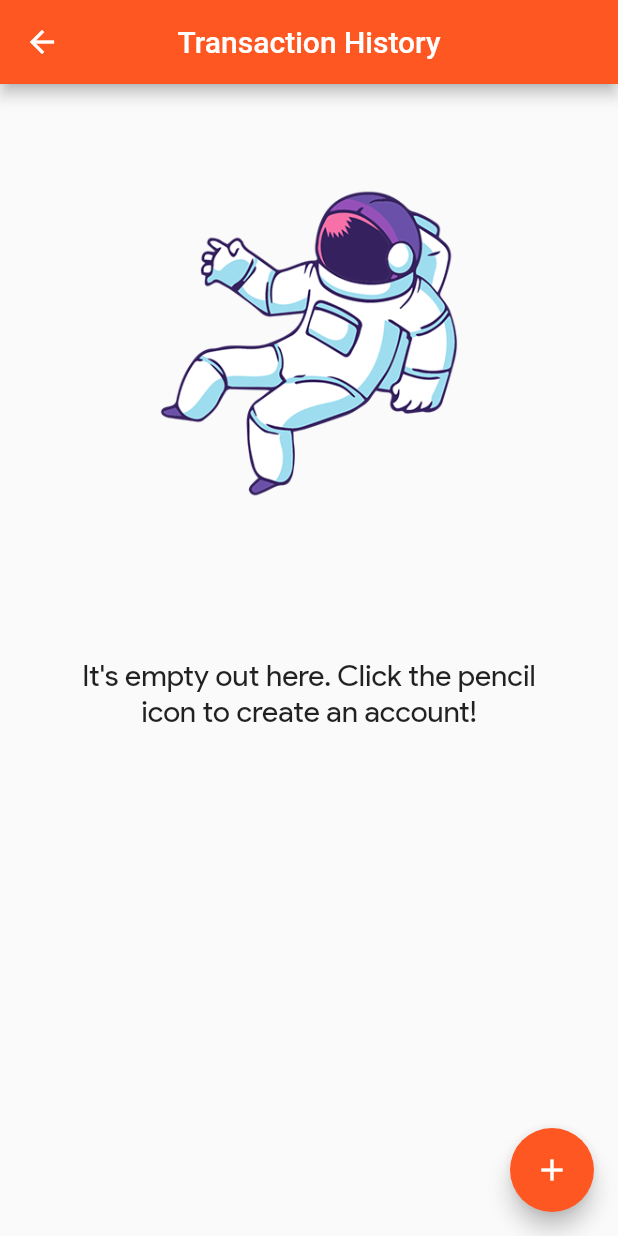
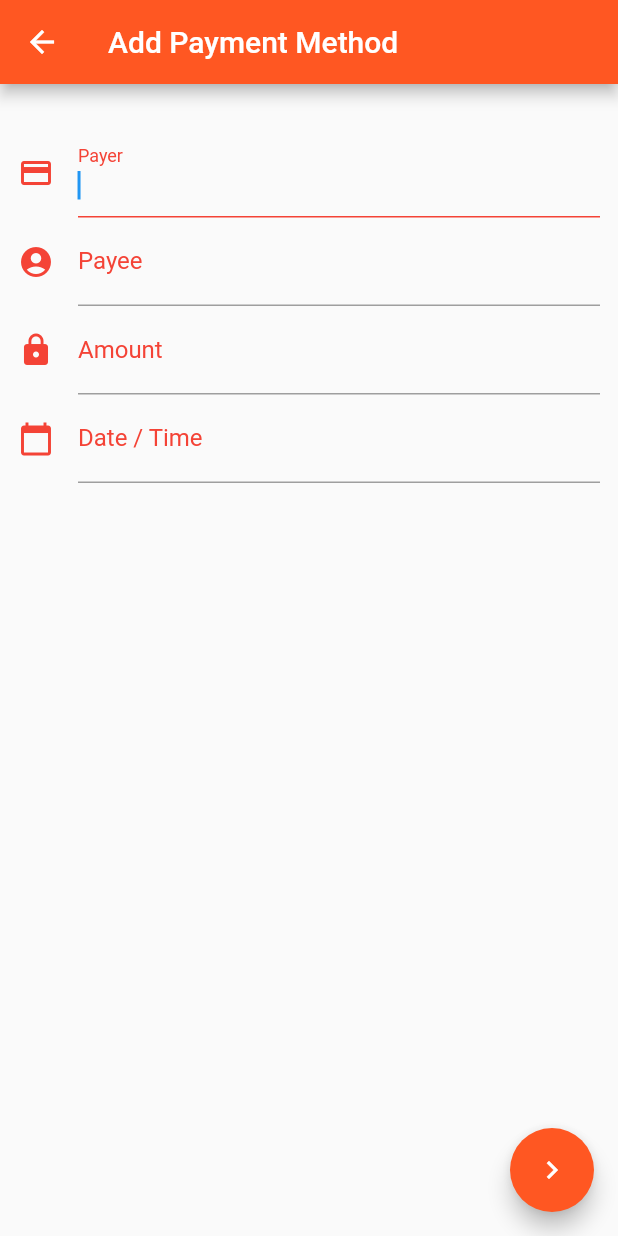
Before and after one commit to dewanshrawat15/Tabs, a Flutter app: the TransactionScreen screen opened directly, after a tap on the "add" icon, on a phone screen of 412 x 824 dp. Run offline on Flutter 3.47's test engine with Material 2 defaults, Android fonts, the phone set to English and light mode, and no system bars; our stand-ins replace share, sqflite; accounts and stored records are empty.

Commit message:
Transaction history screen added

```diff
--- a/lib/components/record.dart
+++ b/lib/components/record.dart
@@ -2,7 +2,7 @@ class Record{
   String payer;
   String payee;
   int amount;
-  DateTime time;
+  String time;
 
   Record({this.payer, this.payee, this.amount, this.time});
 
--- /dev/null
+++ b/lib/screens/addTransact.dart
@@ -0,0 +1,251 @@
+import 'package:flutter/material.dart';
+import 'dart:async';
+import 'package:path/path.dart';
+import 'package:sqflite/sqflite.dart';
+import '../components/record.dart';
+
+bool passForm = false;
+
+class AddTransactionRecord extends StatefulWidget{
+  @override
+  AddTransactionRecordState createState() => AddTransactionRecordState();
+}
+
+class AddTransactionRecordState extends State<AddTransactionRecord>{
+
+  FocusNode payerFocusNode;
+  FocusNode amountFocusNode;
+  FocusNode payeeFocusNode;
+  FocusNode timeDateFocusNode;
+
+  Record record;
+
+  var database;
+
+  connectDatabase() async{
+    Future<Database> database = openDatabase(
+      join(await getDatabasesPath(), 'records.db'),
+      onCreate: (db, version){
+        return db.execute(
+          "CREATE TABLE recordHistory(payer TEXT, payee TEXT, amount INT, time TEXT)",
+        );
+      },
+      version: 1
+    );
+    return database;
+  }
+
+  Future<void> insertRecord(Record record) async{
+    final Database db = await connectDatabase();
+    await db.insert(
+      'recordHistory',
+      record.toMap(),
+      conflictAlgorithm: ConflictAlgorithm.replace
+    );
+  }
+
+  Future<void> deleteProfile() async{
+    final Database db = await connectDatabase();
+    await db.delete('paymentsProfile');
+  }
+
+  void _showAlert(BuildContext context) {
+    showDialog(
+        context: context,
+        builder: (context) => AlertDialog(
+          title: Text("Error"),
+          content: Text("Please check the details once again."),
+          actions: <Widget>[
+            FlatButton(
+              child: Text("Ok"),
+              onPressed: (){
+                Navigator.of(context).pop();
+              },
+            )
+          ],
+        )
+    );
+  }
+
+  @override
+  void initState() {
+    super.initState();
+
+    record = Record();
+
+    payerFocusNode = FocusNode();
+    amountFocusNode = FocusNode();
+    payeeFocusNode= FocusNode();
+    timeDateFocusNode = FocusNode();
+  }
+
+  @override
+  void dispose() {
+    payerFocusNode.dispose();
+    amountFocusNode.dispose();
+    payeeFocusNode.dispose();
+    timeDateFocusNode.dispose();
+    super.dispose();
+  }
+
+  @override
+  Widget build(BuildContext context){
+    return Scaffold(
+      appBar: AppBar(
+        title: Text("Add Payment Method"),
+      ),
+      body: SingleChildScrollView(
+        child: Column(
+          children: <Widget>[
+            Padding(
+              padding: EdgeInsets.only(top: 30),
+            ),
+            Padding(
+              padding: EdgeInsets.only(left: 12, right: 12),
+              child: TextField(
+                autofocus: true,
+                autocorrect: false,
+                keyboardType: TextInputType.text,
+                textCapitalization: TextCapitalization.words,
+                textInputAction: TextInputAction.next,
+                decoration: InputDecoration(
+                  enabledBorder: new UnderlineInputBorder(
+                    borderSide: BorderSide(color: Colors.grey, width: 1.0),
+                  ),
+                  focusedBorder: new UnderlineInputBorder(
+                    borderSide: BorderSide(color: Colors.red, width: 1.0),
+                  ),
+                  icon: Icon(Icons.credit_card, color: Colors.red),
+                  labelText: 'Payer',
+                  labelStyle: TextStyle(color: Colors.red),
+                ),
+                onChanged: (payerData){
+                  if(payerData.length == 0 || payerData == null){
+                    passForm = false;
+                  }
+                  else{
+                    passForm = true;
+                    record.payer = payerData;
+                  }
+                },
+                onEditingComplete: (){
+                  payerFocusNode.unfocus();
+                  FocusScope.of(context).requestFocus(payeeFocusNode);
+                },
+              ),
+            ),
+            Padding(
+              padding: EdgeInsets.only(left: 12, right: 12),
+              child: TextField(
+                focusNode: payeeFocusNode,
+                autocorrect: false,
+                keyboardType: TextInputType.text,
+                textCapitalization: TextCapitalization.words,
+                textInputAction: TextInputAction.next,
+                decoration: InputDecoration(
+                  enabledBorder: new UnderlineInputBorder(
+                    borderSide: BorderSide(color: Colors.grey, width: 1.0),
+                  ),
+                  focusedBorder: new UnderlineInputBorder(
+                    borderSide: BorderSide(color: Colors.red, width: 1.0),
+                  ),
+                  icon: Icon(Icons.account_circle, color: Colors.red),
+                  labelText: 'Payee',
+                  labelStyle: TextStyle(color: Colors.red),
+                ),
+                onChanged: (payeeData){
+                  if(payeeData == null || payeeData.length == 0){
+                    passForm = false;
+                  }
+                  else{
+                    passForm = true;
+                    record.payee = payeeData;
+                  }
+                },
+                onEditingComplete: (){
+                  payeeFocusNode.unfocus();
+                  FocusScope.of(context).requestFocus(amountFocusNode);
+                },
+              ),
+            ),
+            Padding(
+              padding: EdgeInsets.only(left: 12, right: 12),
+              child: TextField(
+                focusNode: amountFocusNode,
+                keyboardType: TextInputType.number,
+                textInputAction: TextInputAction.next,
+                decoration: InputDecoration(
+                  enabledBorder: new UnderlineInputBorder(
+                    borderSide: BorderSide(color: Colors.grey, width: 1.0),
+                  ),
+                  focusedBorder: new UnderlineInputBorder(
+                    borderSide: BorderSide(color: Colors.red, width: 1.0),
+                  ),
+                  icon: Icon(Icons.lock, color: Colors.red),
+                  labelText: 'Amount',
+                  labelStyle: TextStyle(color: Colors.red),
+                ),
+                onChanged: (amountData){
+                  if(amountData == null){
+                    passForm = false;
+                  }
+                  else{
+                    passForm = true;
+                    record.amount = int.parse(amountData);
+                  }
+                },
+                onEditingComplete: (){
+                  amountFocusNode.unfocus();
+                  FocusScope.of(context).requestFocus(timeDateFocusNode);
+                },
+              ),
+            ),
+            Padding(
+              padding: EdgeInsets.only(left: 12, right: 12),
+              child: TextField(
+                focusNode: timeDateFocusNode,
+                keyboardType: TextInputType.datetime,
+                textInputAction: TextInputAction.done,
+                decoration: InputDecoration(
+                  enabledBorder: new UnderlineInputBorder(
+                    borderSide: BorderSide(color: Colors.grey, width: 1.0),
+                  ),
+                  focusedBorder: new UnderlineInputBorder(
+                    borderSide: BorderSide(color: Colors.red, width: 1.0),
+                  ),
+                  icon: Icon(Icons.calendar_today, color: Colors.red),
+                  labelText: 'Date / Time',
+                  labelStyle: TextStyle(color: Colors.red),
+                ),
+                onChanged: (dateTimeData){
+                  if(dateTimeData == null){
+                    passForm = false;
+                  }
+                  else{
+                    passForm = true;
+                    record.time = dateTimeData;
+                  }
+                },
+                onEditingComplete: (){
+                  timeDateFocusNode.unfocus();
+                },
+              ),
+            )
+          ],
+        ),
+      ),
+      floatingActionButton: FloatingActionButton(
+        onPressed: (){
+          if(passForm){
+            insertRecord(record);
+            Navigator.pop(context);
+          }
+          else{
+            _showAlert(context);
+          }
+        },
+        child: Icon(Icons.chevron_right),
+      ),
+    );
+  }
+}
--- a/lib/screens/records.dart
+++ b/lib/screens/records.dart
@@ -2,6 +2,7 @@ import 'package:flutter/material.dart';
 import 'package:path/path.dart';
 import 'package:sqflite/sqflite.dart';
 import '../components/record.dart';
+import 'addTransact.dart';
 
 class TransactionScreen extends StatefulWidget{
   @override
@@ -15,7 +16,7 @@ class TransactionScreenState extends State<TransactionScreen>{
       join(await getDatabasesPath(), 'records.db'),
       onCreate: (db, version){
         return db.execute(
-          "CREATE TABLE recordHistory(payer TEXT, payee TEXT, amount INT, time DATETIME)",
+          "CREATE TABLE recordHistory(payer TEXT, payee TEXT, amount INT, time TEXT)",
         );
       },
       version: 1
@@ -34,6 +35,11 @@ class TransactionScreenState extends State<TransactionScreen>{
         time: maps[i]['time'],
       );
     });
+  }
+
+  Future<void> deleteDatabase() async{
+    final Database db = await connectDatabase();
+    await db.delete('accountDetails');
   }
 
   @override
@@ -102,6 +108,7 @@ class TransactionScreenState extends State<TransactionScreen>{
                           ),
                           title: (snapshot.data[index].payee) != null ? Text((snapshot.data[index].payee)) : null,
                           subtitle: (snapshot.data[index].amount) != null ? Text((snapshot.data[index].amount).toString()) : null,
+                          trailing: (snapshot.data[index].time) != null ? Text((snapshot.data[index].time)) : Text("null"),
                         ),
                       );
                     },
@@ -117,7 +124,10 @@ class TransactionScreenState extends State<TransactionScreen>{
       ),
       floatingActionButton: FloatingActionButton(
         onPressed: (){
-
+          Navigator.push(
+            context,
+            MaterialPageRoute(builder: (context) => AddTransactionRecord())
+          );
         },
         child: Icon(Icons.add),
       ),
```
